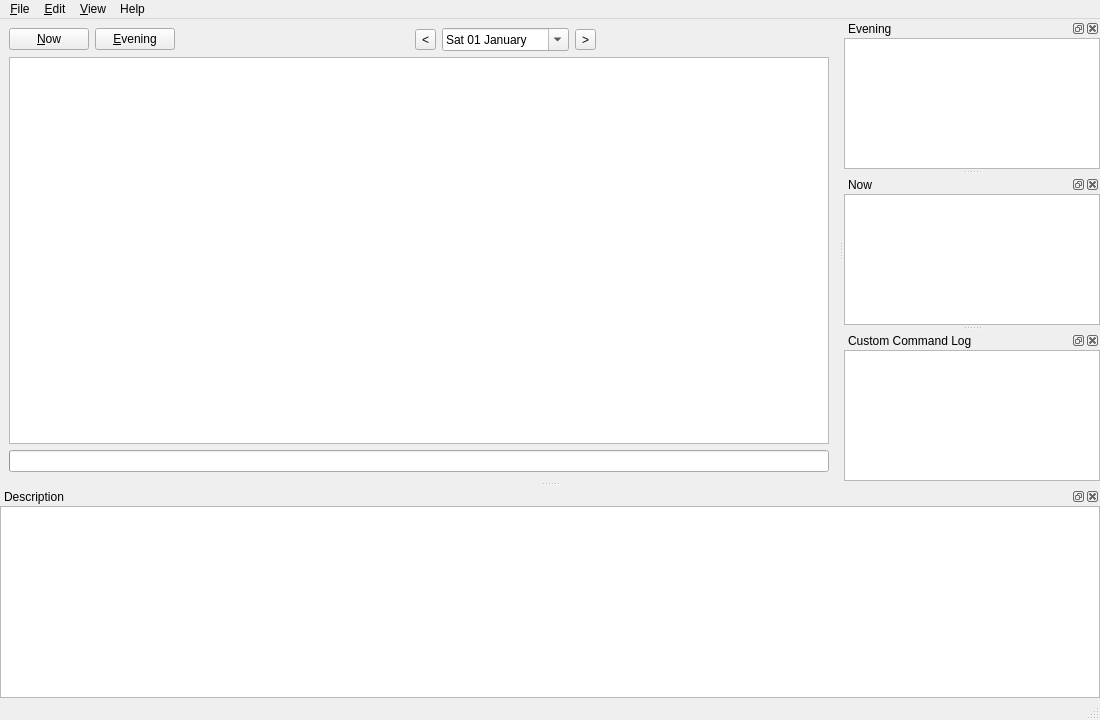
Before: the Qt Designer form ui/mainwindow.ui in jlbrd/qmagneto, drawn with Qt 5.
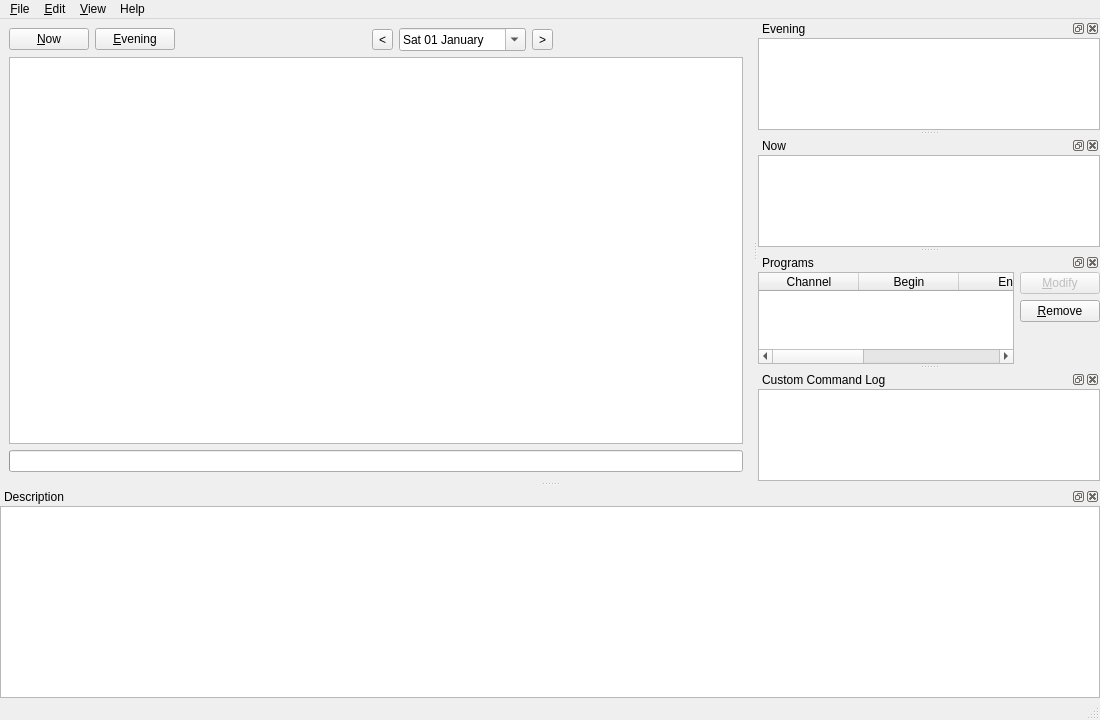
After: the same form once the commit is applied. Icons and pictures are not drawn. Custom widgets are drawn as their Qt base class.

Commit message: - Programs dialog is now docked

Patch:
```diff
--- a/ui/mainwindow.ui
+++ b/ui/mainwindow.ui
@@ -192,6 +192,94 @@
     </layout>
    </widget>
   </widget>
+  <widget class="QDockWidget" name="dockPrograms" >
+   <property name="windowTitle" >
+    <string>Programs</string>
+   </property>
+   <attribute name="dockWidgetArea" >
+    <number>2</number>
+   </attribute>
+   <widget class="QWidget" name="dockWidgetPrograms" >
+    <layout class="QGridLayout" >
+     <property name="margin" >
+      <number>0</number>
+     </property>
+     <item row="0" column="0" >
+      <layout class="QHBoxLayout" name="_2" >
+       <item>
+        <widget class="QTableWidget" name="programsTable" >
+         <property name="selectionMode" >
+          <enum>QAbstractItemView::SingleSelection</enum>
+         </property>
+         <property name="selectionBehavior" >
+          <enum>QAbstractItemView::SelectRows</enum>
+         </property>
+         <column>
+          <property name="text" >
+           <string>Channel</string>
+          </property>
+         </column>
+         <column>
+          <property name="text" >
+           <string>Begin</string>
+          </property>
+         </column>
+         <column>
+          <property name="text" >
+           <string>End</string>
+          </property>
+         </column>
+         <column>
+          <property name="text" >
+           <string>Name</string>
+          </property>
+         </column>
+         <column>
+          <property name="text" >
+           <string>State</string>
+          </property>
+         </column>
+        </widget>
+       </item>
+       <item>
+        <layout class="QVBoxLayout" name="_3" >
+         <item>
+          <widget class="QPushButton" name="programsModify" >
+           <property name="enabled" >
+            <bool>false</bool>
+           </property>
+           <property name="text" >
+            <string>&amp;Modify</string>
+           </property>
+          </widget>
+         </item>
+         <item>
+          <widget class="QPushButton" name="programsRemove" >
+           <property name="text" >
+            <string>&amp;Remove</string>
+           </property>
+          </widget>
+         </item>
+         <item>
+          <spacer>
+           <property name="orientation" >
+            <enum>Qt::Vertical</enum>
+           </property>
+           <property name="sizeHint" stdset="0" >
+            <size>
+             <width>20</width>
+             <height>40</height>
+            </size>
+           </property>
+          </spacer>
+         </item>
+        </layout>
+       </item>
+      </layout>
+     </item>
+    </layout>
+   </widget>
+  </widget>
   <widget class="QDockWidget" name="dockCustomCommandLog" >
    <property name="windowTitle" >
     <string>Custom Command Log</string>
```
Left out of the diff: 1 changed line with no effect on the pictures. The commit also changes 6 other files.
